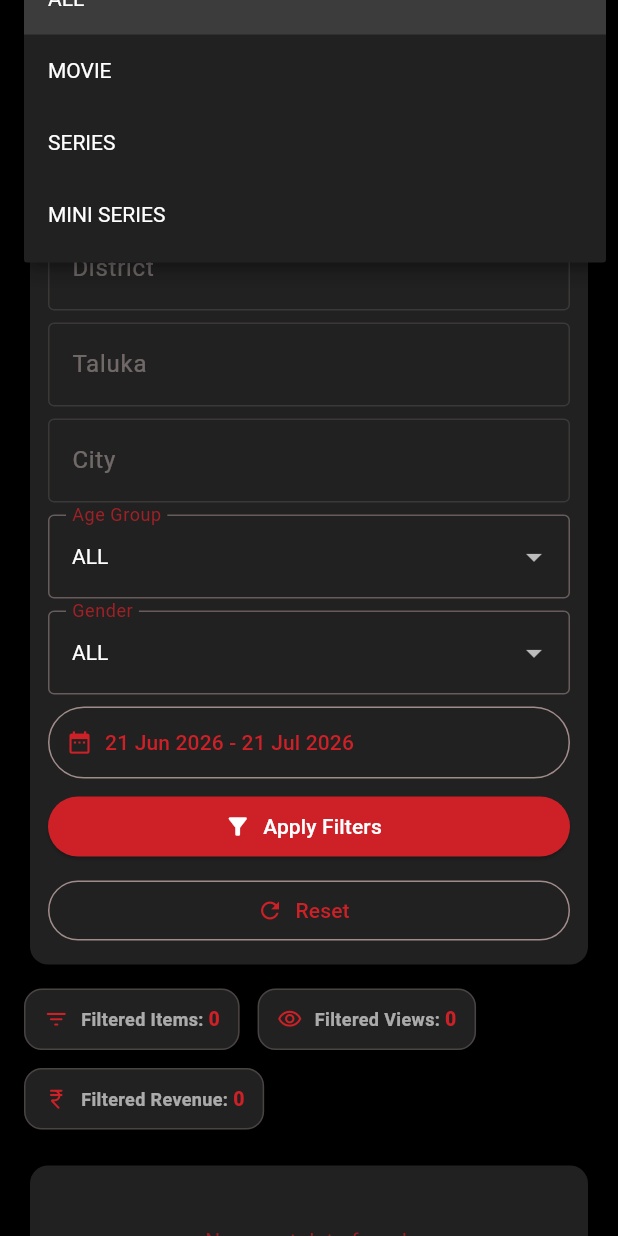
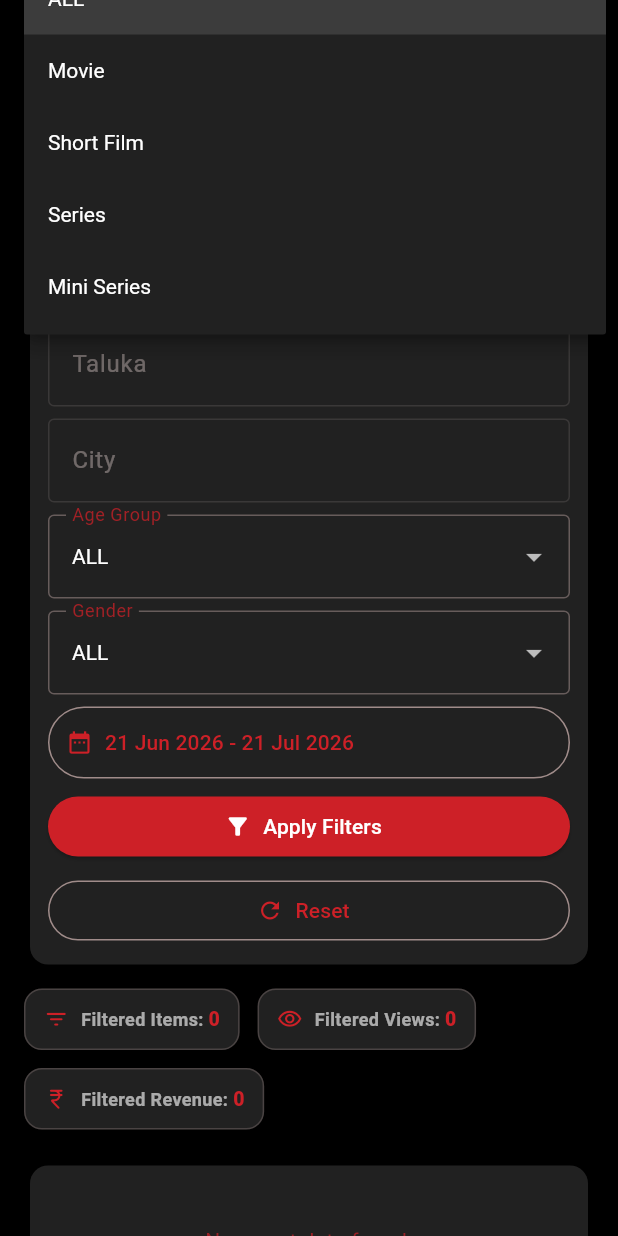
Before and after one commit to tablabsCICD/ott_mediahouse, a Flutter app: the AnalyticsPage screen opened by its route, scrolled down 1152 dp, after a tap on "ALL", on a phone screen of 412 x 824 dp. Run offline on Flutter 3.47's test engine with Material 3 defaults, Android fonts, the phone set to English and light mode, and no system bars; our stand-ins replace file_picker, fl_chart, flutter_rating_bar, flutter_secure_storage, hive, hive_flutter and 6 more; missing offline and left inert: dart:html, media_kit, media_kit_video, razorpay_flutter, universal_html, wc_form_validators; accounts and stored records are empty; network calls fail.

Commit message:
Add Short Film movie-like content flow

```diff
--- /dev/null
+++ b/lib/app/core/content/content_type.dart
@@ -0,0 +1,37 @@
+abstract final class ContentTypeValue {
+  static const movie = 'MOVIE';
+  static const shortFilm = 'SHORT_FILM';
+  static const series = 'SERIES';
+  static const miniSeries = 'MINI_SERIES';
+
+  static const supported = <String>[
+    movie,
+    shortFilm,
+    series,
+    miniSeries,
+  ];
+
+  static String normalize(String? value) =>
+      (value ?? '').trim().toUpperCase().replaceAll(' ', '_');
+
+  static bool isMovieLike(String? value) {
+    final type = normalize(value);
+    return type == movie || type == shortFilm;
+  }
+
+  static String displayLabel(String? value) {
+    switch (normalize(value)) {
+      case movie:
+        return 'Movie';
+      case shortFilm:
+        return 'Short Film';
+      case series:
+        return 'Series';
+      case miniSeries:
+        return 'Mini Series';
+      default:
+        final raw = value?.trim();
+        return raw == null || raw.isEmpty ? 'Unknown' : raw;
+    }
+  }
+}
--- a/lib/app/ui/pages/allContent_page/allContent.dart
+++ b/lib/app/ui/pages/allContent_page/allContent.dart
@@ -11,6 +11,7 @@ import 'package:provider/provider.dart';
 
 import '../../../../domain/entities/content.dart';
 import '../../../core/utils/sharepreferences.dart';
+import '../../../core/content/content_type.dart';
 
 class AllContentPage extends StatefulWidget {
   const AllContentPage({super.key});
@@ -356,6 +357,8 @@ class _AllContentPageState extends State<AllContentPage> {
                   runSpacing: 8,
                   children: [
                     _buildTypeChip(theme, "MOVIE", "Movies"),
+                    _buildTypeChip(
+                        theme, ContentTypeValue.shortFilm, "Short Films"),
                     _buildTypeChip(theme, "SERIES", "Series"),
                     _buildTypeChip(theme, _miniSeriesType, "Mini Series"),
                   ],
@@ -366,6 +369,9 @@ class _AllContentPageState extends State<AllContentPage> {
             Row(
               children: [
                 _buildTypeChip(theme, "MOVIE", "Movies"),
+                const SizedBox(width: 8),
+                _buildTypeChip(
+                    theme, ContentTypeValue.shortFilm, "Short Films"),
                 const SizedBox(width: 8),
                 _buildTypeChip(theme, "SERIES", "Series"),
                 const SizedBox(width: 8),
--- a/lib/app/ui/pages/analytics_page/analyticsPage.dart
+++ b/lib/app/ui/pages/analytics_page/analyticsPage.dart
@@ -1,4 +1,5 @@
 import 'package:flutter/material.dart';
+import '../../../core/content/content_type.dart';
 import 'package:intl/intl.dart';
 import 'package:media_house/app/provider/graphProvider.dart';
 import 'package:media_house/app/provider/mediaHouseProvider.dart';
@@ -35,6 +36,7 @@ class _AnalyticsPageState extends State<AnalyticsPage> {
   static const List<String> _contentTypeOptions = [
     'ALL',
     'MOVIE',
+    'SHORT_FILM',
     'SERIES',
     'MINI SERIES'
   ];
@@ -765,7 +767,9 @@ class _AnalyticsPageState extends State<AnalyticsPage> {
                         (type) => DropdownMenuItem<String>(
                           value: type,
                           child: Text(
-                            type,
+                            type == 'ALL'
+                                ? type
+                                : ContentTypeValue.displayLabel(type),
                             style: TextStyle(color: theme.canvasColor),
                           ),
                         ),
--- a/lib/app/ui/pages/dashboard_page/components/settlementCards.dart
+++ b/lib/app/ui/pages/dashboard_page/components/settlementCards.dart
@@ -121,7 +121,7 @@ class _SettlementCardState extends State<SettlementCard> {
       final haystack = [
         item.settlementId ?? 'N/A',
         item.settlementStatusValue,
-        item.contentTypeValue,
+        item.contentTypeLabel,
         item.mediaHouseName,
         formatSettlementDate(item.periodStartDate),
         formatSettlementDate(item.periodEndDate),
@@ -179,7 +179,7 @@ class _SettlementCardState extends State<SettlementCard> {
                           formatCurrency(item.customerPayment)),
                       _metric(
                           theme, 'Transactions', '${item.totalTransactions}'),
-                      _metric(theme, 'Content', item.contentTypeValue),
+                      _metric(theme, 'Content', item.contentTypeLabel),
                     ]),
                     const SizedBox(height: 8),
                     Row(
@@ -306,7 +306,7 @@ void showSettlementDetails(BuildContext context, MediaHouseSettlement item) {
     MapEntry('Settlement date',
         formatSettlementDate(item.settlementDate, includeTime: true)),
     MapEntry('Status', item.settlementStatusValue),
-    MapEntry('Content type', item.contentTypeValue),
+    MapEntry('Content type', item.contentTypeLabel),
     MapEntry('Total transactions', '${item.totalTransactions}'),
     MapEntry('Customer payment', formatCurrency(item.customerPayment)),
     MapEntry('GST charges', formatCurrency(item.gstCharges)),
--- a/lib/app/ui/pages/editMovie.dart
+++ b/lib/app/ui/pages/editMovie.dart
@@ -9,6 +9,7 @@ import '../../provider/themeProvider.dart';
 import '../../provider/videoProvider.dart';
 import '../../widget/show_toast.dart';
 import 'uploadContent_page/upload_video.dart';
+import '../../core/content/content_type.dart';
 
 class EditVideoMovie extends StatefulWidget {
   final Content movie;
@@ -53,7 +54,7 @@ class _EditVideoMovieState extends State<EditVideoMovie> {
     }
   }
 
-  bool get _isMovie => (widget.movie.type ?? "MOVIE").toLowerCase() == "movie";
+  bool get _isMovie => ContentTypeValue.isMovieLike(widget.movie.type);
   bool get _isApproved =>
       (widget.movie.approvalStatus ?? '').toLowerCase() == "approved";
   @override
--- a/lib/app/ui/pages/settlemet_page/SettlementPage.dart
+++ b/lib/app/ui/pages/settlemet_page/SettlementPage.dart
@@ -102,7 +102,7 @@ class _SettlementPageState extends State<SettlementPage> {
         .where((item) => [
               item.settlementId ?? 'N/A',
               item.settlementStatusValue,
-              item.contentTypeValue,
+              item.contentTypeLabel,
               item.mediaHouseName,
               formatSettlementDate(item.periodStartDate),
               formatSettlementDate(item.periodEndDate),
@@ -191,7 +191,7 @@ class _SettlementPageState extends State<SettlementPage> {
                                     includeTime: true))),
                                 DataCell(Text(item.settlementStatusValue)),
                                 DataCell(Text('${item.totalTransactions}')),
-                                DataCell(Text(item.contentTypeValue)),
+                                DataCell(Text(item.contentTypeLabel)),
                                 DataCell(
                                     Text(formatCurrency(item.customerPayment))),
                                 DataCell(Text(formatCurrency(item.gstCharges))),
--- a/lib/app/ui/pages/uploadContent_page/component/upload_files_slide.dart
+++ b/lib/app/ui/pages/uploadContent_page/component/upload_files_slide.dart
@@ -2,6 +2,7 @@ import 'package:flutter/material.dart';
 import 'package:media_house/app/ui/pages/uploadContent_page/component/upload_form_helpers.dart';
 import 'package:media_house/app/ui/pages/uploadContent_page/component/upload_media_helpers.dart';
 import 'package:provider/provider.dart';
+import '../../../../core/content/content_type.dart';
 
 class UploadFilesSlide extends StatelessWidget {
   final ThemeData themeData;
@@ -35,7 +36,7 @@ class UploadFilesSlide extends StatelessWidget {
               UploadMediaHelpers.buildEnhancedUploadSection(
                   "Trailer File", themeData, context),
               const SizedBox(height: 16),
-              type == "MOVIE"
+              ContentTypeValue.isMovieLike(type)
                   ? UploadMediaHelpers.buildEnhancedUploadSection(
                       "Movie File", themeData, context)
                   : SizedBox.shrink(),
--- a/lib/app/widget/CustomLineGraph.dart
+++ b/lib/app/widget/CustomLineGraph.dart
@@ -454,11 +454,11 @@ class _CustomLineGraphState extends State<CustomLineGraph> {
   Widget _buildTypeDropdown(MediaHouseProvider provider, ThemeData theme) {
     return DropdownButtonFormField<String>(
       initialValue: provider.customGraphContentType,
-      items: const ["ALL", "MOVIE", "SERIES", "SHORT"]
+      items: const ["ALL", "MOVIE", "SHORT_FILM", "SERIES", "SHORT"]
           .map(
             (item) => DropdownMenuItem<String>(
               value: item,
-              child: Text(item),
+              child: Text(item == "SHORT_FILM" ? "Short Film" : item),
             ),
           )
           .toList(growable: false),
--- a/lib/app/widget/TopMoviesLineGraph.dart
+++ b/lib/app/widget/TopMoviesLineGraph.dart
@@ -164,7 +164,13 @@ class _TopMoviesLineGraphState extends State<TopMoviesLineGraph> {
               width: 0,
               label: "Type",
               value: provider.selectedContentType,
-              items: const ["ALL", "MOVIE", "SERIES", "MINI SERIES"],
+              items: const [
+                "ALL",
+                "MOVIE",
+                "SHORT_FILM",
+                "SERIES",
+                "MINI SERIES"
+              ],
               onChanged: (value) {
                 provider.setContentTypeFilter(value ?? "ALL");
                 _getData();
--- a/lib/app/widget/agreementMovieCard.dart
+++ b/lib/app/widget/agreementMovieCard.dart
@@ -8,6 +8,7 @@ import 'package:media_house/app/widget/show_toast.dart';
 
 import '../../domain/entities/content.dart';
 import '../ui/pages/movie details page/MovieDetailsPage.dart';
+import '../core/content/content_type.dart';
 
 class AgreementMovieCard extends StatelessWidget {
   const AgreementMovieCard({
@@ -217,7 +218,7 @@ class AgreementMovieCard extends StatelessWidget {
   }
 
   void _openAgreementDetails(BuildContext context) {
-    if (movie.type == "MOVIE") {
+    if (ContentTypeValue.isMovieLike(movie.type)) {
       Navigator.push(
         context,
         MaterialPageRoute(
--- a/lib/app/widget/movieCard.dart
+++ b/lib/app/widget/movieCard.dart
@@ -4,6 +4,7 @@ import 'package:media_house/app/ui/pages/sereis/components/series_details_page.d
 import 'package:media_house/app/widget/StarRatingWidget.dart';
 import 'package:media_house/device/utils/ResponsiveWidget.dart';
 import 'package:media_house/domain/entities/content.dart';
+import '../core/content/content_type.dart';
 
 class MovieCard extends StatelessWidget {
   final int movieId;
@@ -106,7 +107,7 @@ class MovieCard extends StatelessWidget {
     return ResponsiveWidget.isDesktop(context)
         ? GestureDetector(
             onTap: () {
-              movie.type == "MOVIE"
+              ContentTypeValue.isMovieLike(movie.type)
                   ? Navigator.push(
                       context,
                       MaterialPageRoute(
--- a/lib/app/widget/movieCardHorizontal.dart
+++ b/lib/app/widget/movieCardHorizontal.dart
@@ -8,6 +8,7 @@ import '../../domain/entities/content.dart';
 import '../ui/pages/movie details page/MovieDetailsPage.dart';
 import '../ui/pages/movie details page/component/setPercentageDialog.dart';
 import '../ui/pages/sereis/components/series_details_page.dart';
+import '../core/content/content_type.dart';
 
 class MovieCardHorizontal extends StatelessWidget {
   final Content movie;
@@ -65,7 +66,7 @@ class MovieCardHorizontal extends StatelessWidget {
   }
 
   void _openDetails(BuildContext context) {
-    if (movie.type == "MOVIE") {
+    if (ContentTypeValue.isMovieLike(movie.type)) {
       Navigator.push(
         context,
         MaterialPageRoute(
@@ -187,7 +188,7 @@ class MovieCardHorizontal extends StatelessWidget {
         borderRadius: BorderRadius.circular(6),
       ),
       child: Text(
-        movie.type ?? "",
+        ContentTypeValue.displayLabel(movie.type),
         style: const TextStyle(
           fontSize: 11,
           fontWeight: FontWeight.w600,
```
Also changed, not shown: lib/app/provider/content_provider.dart (+6 -1 lines), lib/app/ui/pages/movie details page/MovieDetailsPage.dart (+5 -2 lines), lib/app/ui/pages/released_content_page/released_content.dart (+22 -2 lines), lib/app/ui/pages/uploadContent_page/select_upload_type.dart (+17 -3 lines), lib/app/ui/pages/uploadContent_page/upload_video.dart (+39 -14 lines), lib/data/models/response/media_house_settlement.dart (+12 -1 lines), 1 other file.
